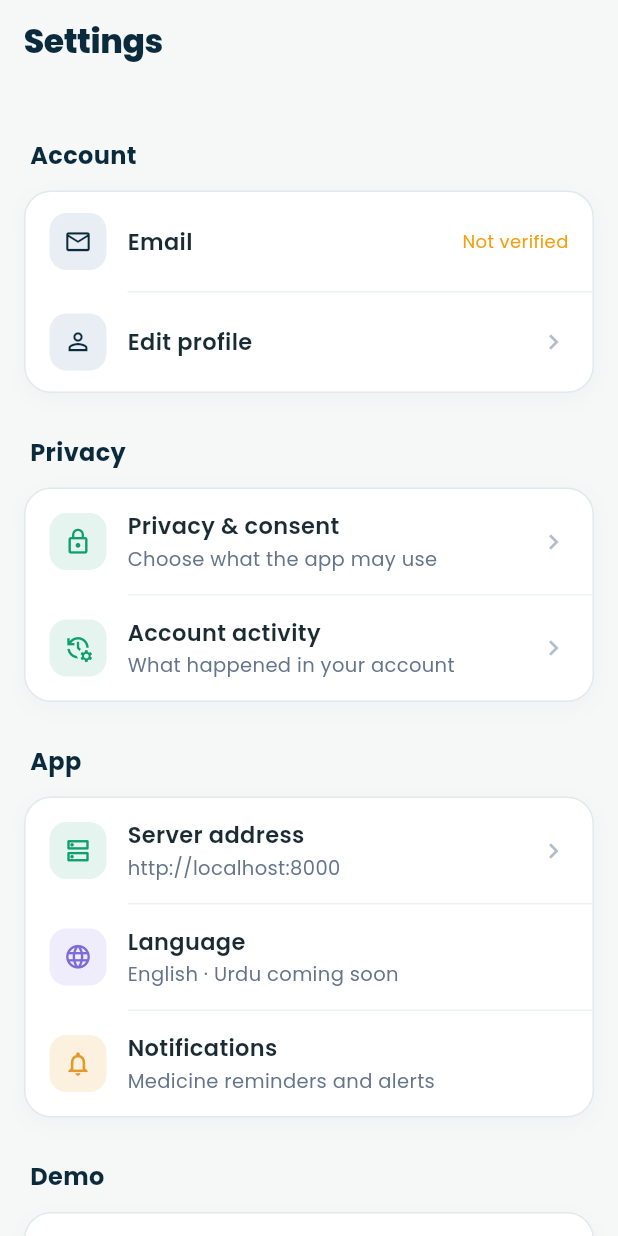
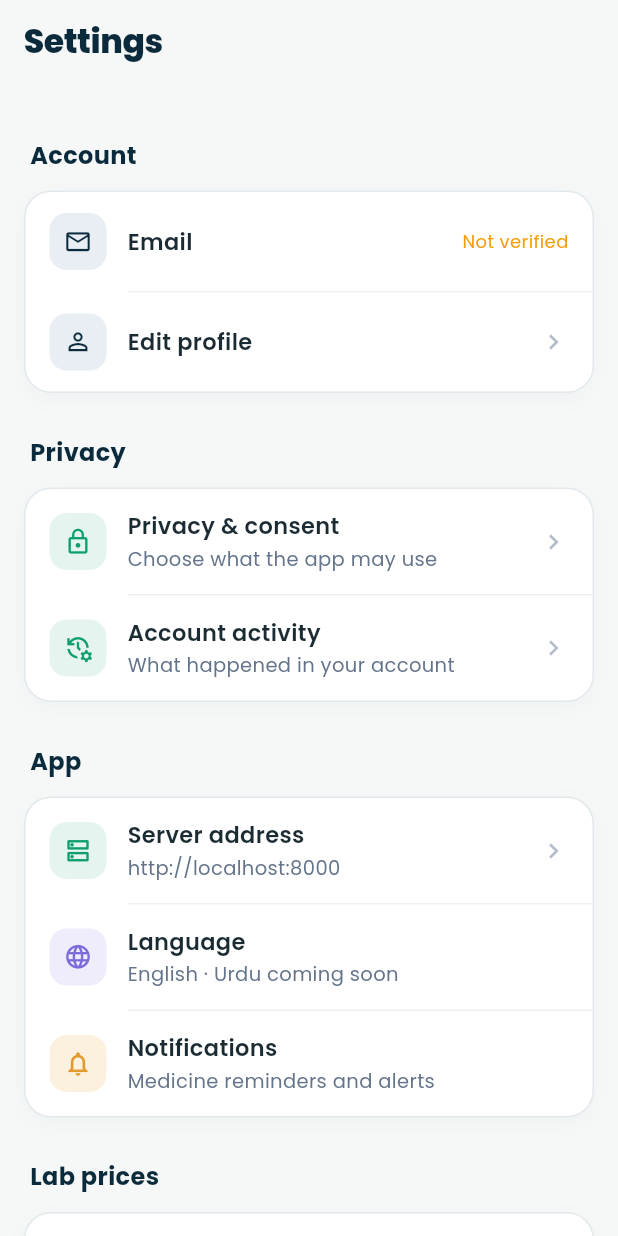
Before and after one commit to Muhammad-Abdullah022/ai-smart-healthcare, a Flutter app: the SettingsScreen screen opened by its route, on a phone screen of 412 x 824 dp. Run offline on Flutter 3.47's test engine with Material 3 defaults, Android fonts, the phone set to English and light mode, and no system bars; our stand-ins replace audioplayers, file_picker, flutter_blue_plus, flutter_local_notifications, flutter_secure_storage, flutter_tts and 7 more; accounts and stored records are empty; network calls fail.

Commit message:
Remove made-up pharmacies and all demo labels; hide made-up lab phones/addresses
Co-Authored-By: Claude Opus 5.5 <noreply@anthropic.com>
Claude-Session: https://claude.ai/code/session_01WQCTNYi2tkny5Xfg4KKT6J

```diff
--- a/frontend/lib/screens/doctors/doctor_booking_card.dart
+++ b/frontend/lib/screens/doctors/doctor_booking_card.dart
@@ -161,7 +161,6 @@ class _DoctorBookingCardState extends State<DoctorBookingCard> {
             Wrap(spacing: 4, children: [
               if (d.online) _tag('Online now', AppColors.green),
               if (d.government) _tag('Govt. list', AppColors.primary),
-              if (d.demo) _tag('Demo profile', AppColors.warning),
             ]),
           ]),
         ),
--- a/frontend/lib/screens/doctors/doctor_detail_screen.dart
+++ b/frontend/lib/screens/doctors/doctor_detail_screen.dart
@@ -84,7 +84,6 @@ class DoctorDetailScreen extends StatelessWidget {
                         d.experienceYears != null ? '${d.experienceYears} years' : 'Consultant'),
                     if (d.government) _pill(Icons.account_balance_outlined, 'Govt. of Punjab'),
                     if (d.online) _pill(Icons.forum_outlined, 'Online consultation'),
-                    if (d.demo) _pill(Icons.info_outline, 'Demo profile', warn: true),
                   ]),
                   const SizedBox(height: 16),
                   if (d.qualification.isNotEmpty) _row(Icons.school_outlined, 'Qualification', d.qualification),
@@ -98,7 +97,7 @@ class DoctorDetailScreen extends StatelessWidget {
                         ScaffoldMessenger.of(context)
                             .showSnackBar(SnackBar(content: Text('Number copied: ${d.phone}')));
                       },
-                      child: _row(Icons.call_outlined, d.demo ? 'Phone (demo) · tap to copy' : 'Phone · tap to copy',
+                      child: _row(Icons.call_outlined, 'Phone · tap to copy',
                           d.phone),
                     ),
                   const SizedBox(height: 6),
--- a/frontend/lib/screens/doctors/doctors_screens.dart
+++ b/frontend/lib/screens/doctors/doctors_screens.dart
@@ -445,11 +445,6 @@ class DoctorCard extends StatelessWidget {
                     Text(d.fee != null ? 'Rs ${d.fee!.toStringAsFixed(0)}' : (d.government ? 'Govt OPD' : ''),
                         style: const TextStyle(fontSize: 13, fontWeight: FontWeight.w700, color: AppColors.deep)),
                   ]),
-                  if (d.demo)
-                    const Padding(
-                      padding: EdgeInsets.only(top: 6),
-                      child: Text('Demo profile', style: TextStyle(fontSize: 10.5, color: Color(0xFFC2410C))),
-                    ),
                 ]),
               ),
             ]),
--- a/frontend/lib/screens/labs/lab_options_screen.dart
+++ b/frontend/lib/screens/labs/lab_options_screen.dart
@@ -289,8 +289,8 @@ class _LabRow extends StatelessWidget {
             if (o.branch.isNotEmpty) Text(o.branch, style: const TextStyle(color: AppColors.textMuted)),
             const SizedBox(height: 12),
             if (o.publishedName.isNotEmpty) _kv('Lab calls this test', o.publishedName),
-            if (o.address.isNotEmpty) _kv(o.addressDemo ? 'Address (demo)' : 'Address', _cleanAddress(o.address)),
-            if (o.phone.isNotEmpty) _kv(o.phoneDemo ? 'Phone (demo)' : 'Phone', o.phone),
+            if (o.address.isNotEmpty && !o.addressDemo) _kv('Address', _cleanAddress(o.address)),
+            if (o.phone.isNotEmpty && !o.phoneDemo) _kv('Phone', o.phone),
             if (o.notes.isNotEmpty) _kv('Note', o.notes),
             if (o.sourceUrl.isNotEmpty)
               _kv('Source', '${Uri.tryParse(o.sourceUrl)?.host ?? o.sourceUrl} · checked ${o.checked}'),
@@ -363,7 +363,7 @@ class _LabRow extends StatelessWidget {
               const Icon(Icons.place_outlined, size: 15, color: AppColors.textMuted),
               const SizedBox(width: 4),
               Expanded(
-                child: Text((o.branches > 1 ? '$area  (+${o.branches - 1} more)' : area) + (o.addressDemo ? '  · demo' : ''),
+                child: Text((o.branches > 1 ? '$area  (+${o.branches - 1} more)' : area),
                     maxLines: 1,
                     overflow: TextOverflow.ellipsis,
                     style: const TextStyle(fontSize: 13, color: AppColors.textMuted)),
@@ -373,11 +373,11 @@ class _LabRow extends StatelessWidget {
         Padding(
           padding: const EdgeInsets.only(left: 44, top: 2),
           child: Row(children: [
-            if (o.phone.isNotEmpty)
+            if (o.phone.isNotEmpty && !o.phoneDemo)
               TextButton.icon(
                 style: TextButton.styleFrom(visualDensity: VisualDensity.compact),
                 icon: const Icon(Icons.call_outlined, size: 16),
-                label: Text(o.phone.split(',').first.trim() + (o.phoneDemo ? '  · demo' : '')),
+                label: Text(o.phone.split(',').first.trim()),
                 onPressed: () => _copyPhone(context),
               ),
             TextButton.icon(
@@ -515,7 +515,7 @@ class _AllLabsScreenState extends State<AllLabsScreen> {
             Padding(
               padding: const EdgeInsets.symmetric(horizontal: 20, vertical: 4),
               child: Text('${list.length} labs · registered with the Punjab Healthcare Commission and other sources. '
-                  'Where a lab has not published a phone or street address, a demo one is shown (marked "demo"). '
+                  'Where a lab has not published a phone or street address, none is shown. '
                   'To compare test prices, use Lab Test Price Comparison.',
                   style: const TextStyle(fontSize: 12, color: AppColors.textMuted)),
             ),
--- a/frontend/lib/screens/pharmacy/pharmacy_finder_screen.dart
+++ b/frontend/lib/screens/pharmacy/pharmacy_finder_screen.dart
@@ -198,8 +198,7 @@ class _PharmacyFinderScreenState extends State<PharmacyFinderScreen> {
           const Padding(
             padding: EdgeInsets.only(top: 6),
             child: Text(
-                'Stock is not shown live — call the pharmacy to check your medicine. Entries marked "demo" are '
-                'sample data for the app demo.',
+                'Stock is not shown live — call the pharmacy to check your medicine.',
                 style: TextStyle(fontSize: 12, color: AppColors.textMuted)),
           ),
         ]);
@@ -247,7 +246,6 @@ class _PharmacyCard extends StatelessWidget {
                 if (!p.open24h && p.hours.isNotEmpty) _tag(p.hours, AppColors.textMuted, AppColors.primaryTint),
                 if (p.kind == 'chain') _tag('Pharmacy chain', AppColors.deep, AppColors.primaryTint),
                 if (govt) _tag('Free for registered patients', AppColors.records, AppColors.recordsTint),
-                if (p.demo) _tag('demo', AppColors.textMuted, AppColors.primaryTint),
               ]),
             ]),
           ),
--- a/frontend/lib/screens/pharmacy/price_comparison_screen.dart
+++ b/frontend/lib/screens/pharmacy/price_comparison_screen.dart
@@ -326,7 +326,7 @@ class _PriceComparisonScreenState extends State<PriceComparisonScreen> {
           const SizedBox(width: 10),
           Expanded(
             child: Column(crossAxisAlignment: CrossAxisAlignment.start, children: [
-              Text(p.name + (p.demo ? '  (demo)' : ''),
+              Text(p.name,
                   style: const TextStyle(fontWeight: FontWeight.w700, color: AppColors.deep)),
               Text(
                   [p.address, if (p.open24h) 'Open 24 hours', if (p.kind == 'government') 'Free for registered patients']
--- a/frontend/lib/screens/settings/settings_screen.dart
+++ b/frontend/lib/screens/settings/settings_screen.dart
@@ -94,7 +94,7 @@ class SettingsScreen extends StatelessWidget {
               tint: AppColors.medicineTint,
             ),
           ]),
-          const SectionTitle('Demo'),
+          const SectionTitle('Lab prices'),
           const GroupedList(children: [_DemoPricesRow()]),
           const SizedBox(height: 24),
           GroupedList(children: [
@@ -143,7 +143,7 @@ class _DemoPricesRowState extends State<_DemoPricesRow> {
     return ListRow(
       icon: Icons.science_outlined,
       title: 'Estimated lab prices',
-      subtitle: 'Shows an estimated (demo) price for labs that have not published prices. Always marked "demo".',
+      subtitle: 'Shows an approximate price for labs that have not published prices. Always marked "approx."',
       color: const Color(0xFFC2410C),
       tint: const Color(0xFFFFEDD5),
       trailing: Switch(
```
Also changed, not shown: 3 other files.
